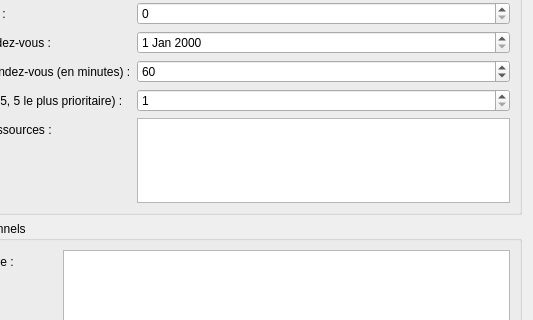
Before: the Qt Designer form QTP/views/createclientdialog.ui in Qu3tzal/TpQt, drawn with Qt 5; both pictures show x 88 to 621 and y 150 to 470 of the 621 by 564 pixel window.
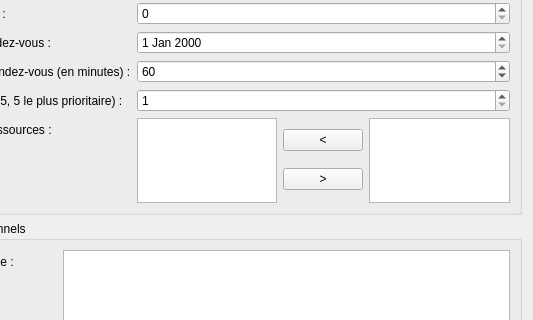
After: the same form once the commit is applied. Icons and pictures are not drawn.

Commit message: Système de sélection des ressources

Diff of the .ui file:
```diff
--- a/QTP/views/createclientdialog.ui
+++ b/QTP/views/createclientdialog.ui
@@ -146,14 +146,41 @@
            </widget>
           </item>
           <item row="8" column="1">
-           <widget class="QListView" name="resourcesListView">
-            <property name="alternatingRowColors">
-             <bool>true</bool>
-            </property>
-            <property name="selectionMode">
-             <enum>QAbstractItemView::MultiSelection</enum>
-            </property>
-           </widget>
+           <layout class="QHBoxLayout" name="horizontalLayout">
+            <item>
+             <widget class="QListView" name="selectedStaffListView"/>
+            </item>
+            <item>
+             <layout class="QVBoxLayout" name="verticalLayout_5">
+              <item>
+               <widget class="QPushButton" name="addStaffPushButton">
+                <property name="text">
+                 <string>&lt;</string>
+                </property>
+                <property name="default">
+                 <bool>false</bool>
+                </property>
+                <property name="flat">
+                 <bool>false</bool>
+                </property>
+               </widget>
+              </item>
+              <item>
+               <widget class="QPushButton" name="removeStaffPushButton">
+                <property name="text">
+                 <string>&gt;</string>
+                </property>
+                <property name="flat">
+                 <bool>false</bool>
+                </property>
+               </widget>
+              </item>
+             </layout>
+            </item>
+            <item>
+             <widget class="QListView" name="availableStaffListView"/>
+            </item>
+           </layout>
           </item>
          </layout>
         </item>
```
The commit also changes 2 other files.
